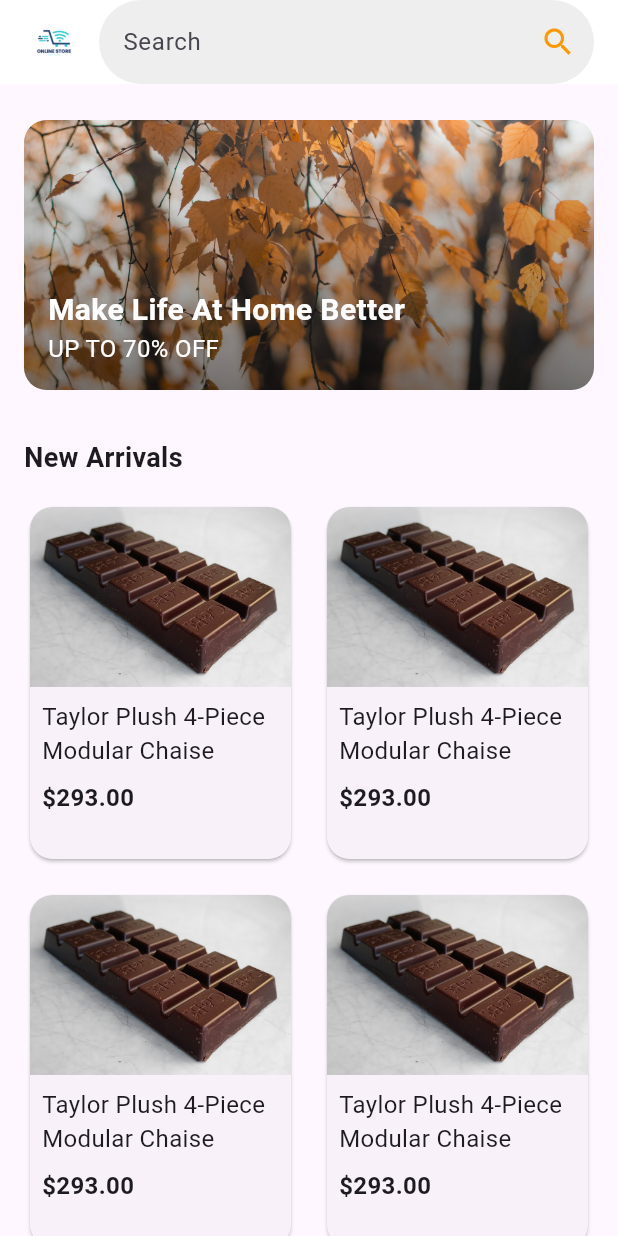
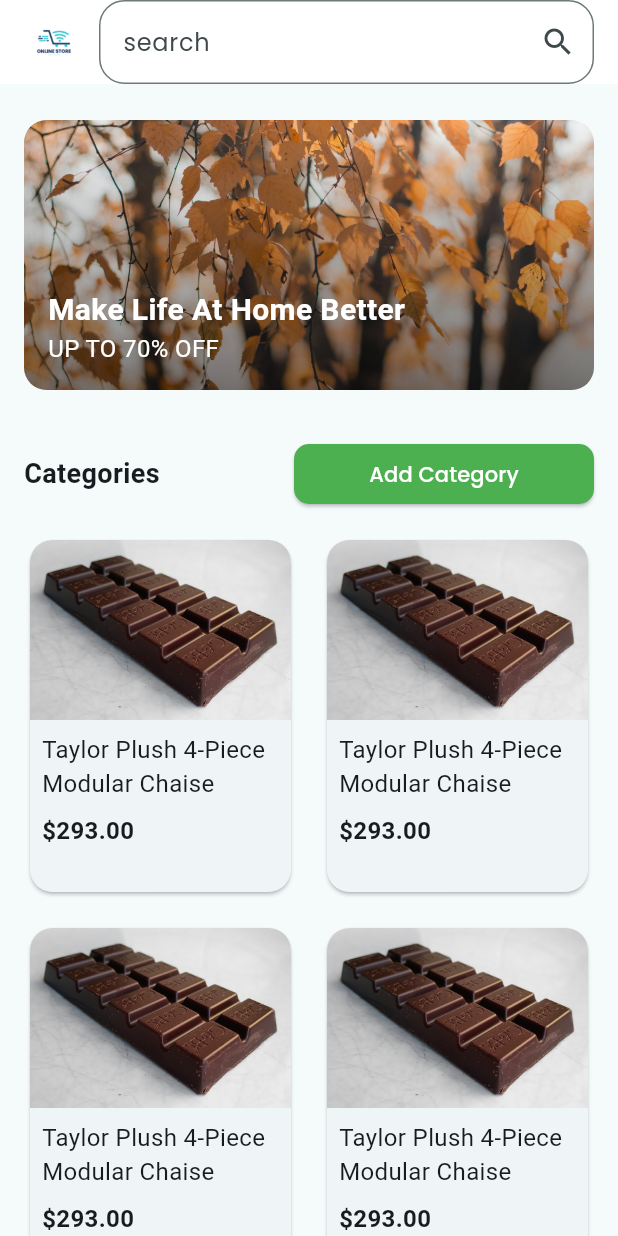
Before and after one commit to syedtayab321/Ecommerce-Project, a Flutter app: the HomePage screen opened directly, on a phone screen of 412 x 824 dp. Run offline on Flutter 3.47's test engine with Material 3 defaults, Android fonts, the phone set to English and light mode, and no system bars; our stand-ins replace convex_bottom_bar, firebase_auth, firebase_core, get, google_fonts; accounts and stored records are empty.

```diff
--- a/lib/Admin/Dashboard.dart
+++ b/lib/Admin/Dashboard.dart
@@ -15,8 +15,8 @@ class AdminDashboard extends StatelessWidget {
       bottomNavigationBar: Obx(() {
         return ConvexAppBar(
           backgroundColor: Colors.white,
-          color: Colors.grey,
-          activeColor: Colors.orange,
+          color: Colors.black54,
+          activeColor: Colors.green,
           style: TabStyle.reactCircle,
           items: [
             TabItem(icon: Icons.store, title: 'Shop'),
--- a/lib/Admin/MainPages/HomePage.dart
+++ b/lib/Admin/DashboardPages/HomePage.dart
@@ -1,4 +1,8 @@
+import 'package:ecommerce_app/widgets/ElevatedButton.dart';
+import 'package:ecommerce_app/widgets/Icon_Button.dart';
+import 'package:ecommerce_app/widgets/TextFormField.dart';
 import 'package:flutter/material.dart';
+import 'package:get/get.dart';
 
 class HomePage extends StatefulWidget {
   @override
@@ -6,7 +10,6 @@ class HomePage extends StatefulWidget {
 }
 
 class _HomePageState extends State<HomePage> {
-
   @override
   Widget build(BuildContext context) {
     return Scaffold(
@@ -19,18 +22,16 @@ class _HomePageState extends State<HomePage> {
               Image.asset('assets/images/logo.png', height: 40), // Your logo
               SizedBox(width: 10),
               Expanded(
-                child: TextField(
-                  decoration: InputDecoration(
-                    hintText: 'Search',
-                    border: OutlineInputBorder(
-                      borderRadius: BorderRadius.circular(30),
-                      borderSide: BorderSide.none,
+                child: ResuableTextField(
+                  type: TextInputType.text,
+                  radius: 17,
+                  label: 'search',
+                  fillcolor: Colors.transparent,
+                  suffixicon: Icon_Button(
+                      icon: Icon(Icons.search),
+                      onPressed: (){}
                   ),
-                    fillColor: Colors.grey[200],
-                    filled: true,
-                    suffixIcon: Icon(Icons.search, color: Colors.orange),
-                  ),
-                ),
+                )
               ),
             ],
           ),
@@ -83,12 +84,30 @@ class _HomePageState extends State<HomePage> {
                     ),
                   ),
                 ),
+                Row(
+                  mainAxisAlignment: MainAxisAlignment.spaceBetween,
+                  children: [
                     Padding(
                       padding: const EdgeInsets.all(16.0),
                       child: Text(
-                    'New Arrivals',
+                        'Categories',
                         style: TextStyle(fontSize: 18, fontWeight: FontWeight.bold),
                       ),
+                    ),
+                    Padding(
+                      padding: const EdgeInsets.all(16.0),
+                      child: Elevated_button(
+                        path: (){},
+                        color: Colors.white,
+                        text: 'Add Category',
+                        radius: 10,
+                        padding: 10,
+                        width: 200,
+                        height: 20,
+                        backcolor: Colors.green,
+                      )
+                    ),
+                  ],
                 ),
                 Padding(
                   padding: const EdgeInsets.symmetric(horizontal: 16.0),
@@ -101,9 +120,13 @@ class _HomePageState extends State<HomePage> {
                       crossAxisSpacing: 16,
                       mainAxisSpacing: 16,
                     ),
-                    itemCount: 8, // Number of items
+                    itemCount: 16, // Number of items
                     itemBuilder: (context, index) {
-                      return Card(
+                      return InkWell(
+                        onTap: (){
+
+                        },
+                        child: Card(
                           shape: RoundedRectangleBorder(borderRadius: BorderRadius.circular(15)),
                           child: Column(
                             crossAxisAlignment: CrossAxisAlignment.start,
@@ -139,6 +162,7 @@ class _HomePageState extends State<HomePage> {
                               ),
                             ],
                           ),
+                        ),
                       );
                     },
                   ),
--- a/lib/splashscreen.dart
+++ b/lib/splashscreen.dart
@@ -1,5 +1,4 @@
 import 'dart:async';
-
 import 'package:ecommerce_app/welcome.dart';
 import 'package:flutter/cupertino.dart';
 import 'package:flutter/material.dart';
--- a/lib/widgets/TextFormField.dart
+++ b/lib/widgets/TextFormField.dart
@@ -11,6 +11,7 @@ class ResuableTextField extends StatelessWidget {
   final Icon? prefixicon;
   final double? radius;
   final bool? value;
+  final Color? fillcolor;
   final String? Function(String?)? validator;
   const ResuableTextField({
     required this.type,
@@ -21,6 +22,7 @@ class ResuableTextField extends StatelessWidget {
     this.radius=8.0,
     this.value=false,
     this.validator,
+    this.fillcolor,
 });
 
   @override
@@ -32,9 +34,10 @@ class ResuableTextField extends StatelessWidget {
          label: TextWidget(title: label,),
          prefixIcon: prefixicon,
          suffixIcon: suffixicon,
+         fillColor: fillcolor,
          border: OutlineInputBorder(
            borderRadius: BorderRadius.circular(radius!),
-         )
+         ),
        ),
         obscureText: value!,
         validator: validator,
--- a/pubspec.yaml
+++ b/pubspec.yaml
@@ -37,6 +37,9 @@ dependencies:
   cupertino_icons: ^1.0.6
   google_fonts: ^6.2.1
   convex_bottom_bar: ^3.2.0
+  firebase_core: ^3.1.1
+  firebase_auth: ^5.1.1
+  cloud_firestore: ^5.0.2
 
 dev_dependencies:
   flutter_test:
```
Also changed, not shown: lib/Admin/AdminLogin.dart (added, +146 -0 lines), lib/Admin/DashboardPages/Profile.dart (added, +45 -0 lines), lib/Controllers/AdminController.dart (+4 -3 lines), lib/Controllers/AuthController.dart (added, +38 -0 lines), lib/User/UserDashboard.dart (added, +45 -0 lines), lib/UserLogin.dart (renamed from lib/User/UserLogin.dart, +25 -21 lines), lib/main.dart (+16 -3 lines), lib/welcome.dart (+7 -8 lines), firebase.json (added), lib/Admin/DashboardPages/AddCart.dart (renamed from lib/Admin/MainPages/AddCart.dart), lib/Admin/ProductPages/Product.dart (added), lib/firebase_options.dart (added), pubspec.lock, 6 other files. Lines whose indentation alone changed are shown as unchanged.
